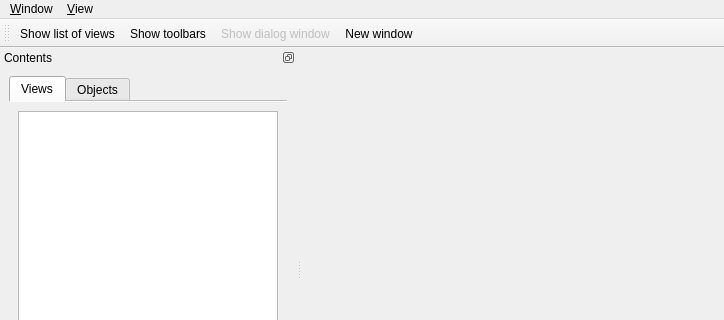
Qt form subarchitectures/visualization.sa/trunk/src/c++/core/qtui/design/castor.ui (marc-hanheide/cogx) before a commit; both pictures show x 0 to 724 and y 0 to 320 of the 724 by 511 pixel window.
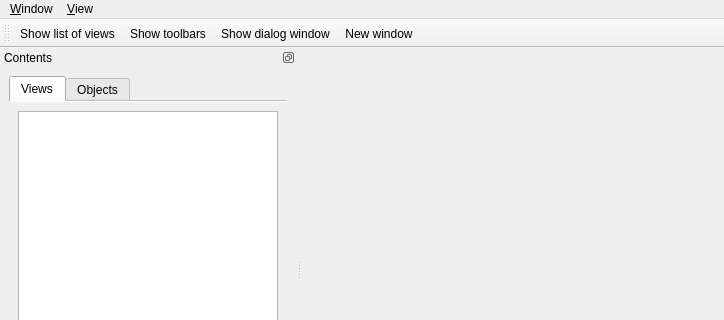
The same form after that commit. Icons and pictures are not drawn. Custom widgets are drawn as their Qt base class.

```diff
--- a/subarchitectures/visualization.sa/trunk/src/c++/core/qtui/design/castor.ui
+++ b/subarchitectures/visualization.sa/trunk/src/c++/core/qtui/design/castor.ui
@@ -292,7 +292,7 @@
     <bool>true</bool>
    </property>
    <property name="enabled">
-    <bool>false</bool>
+    <bool>true</bool>
    </property>
    <property name="icon">
     <iconset resource="images.qrc">
```
